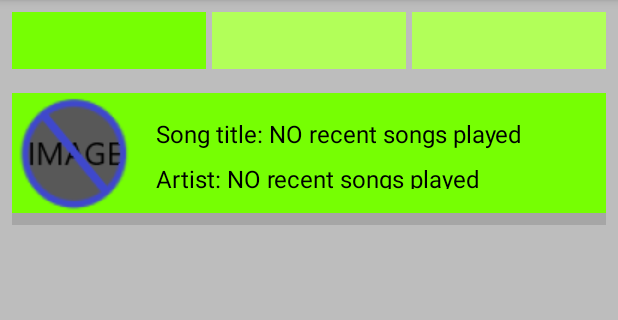
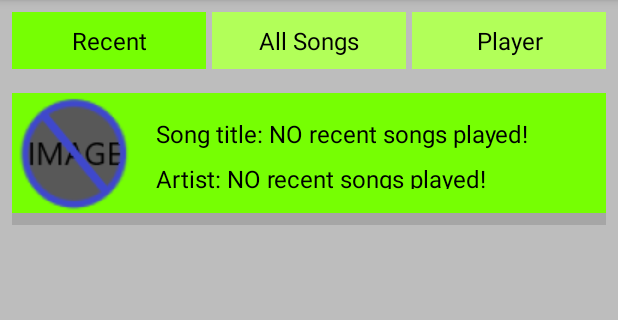
Before and after one commit to egrunwald/MyMusic-App, an Android app: the screen it shows after launch (MainActivity), on a phone screen of 412 x 824 dp, the part 84-404 px from its top. Run offline under Robolectric (Android 15) with nearby library versions, the phone set to English and light mode, and no system bars.

Commit message:
moved toast text to strings.xml updated toast

```diff
--- a/app/src/main/java/com/example/android/mymusic/MainActivity.java
+++ b/app/src/main/java/com/example/android/mymusic/MainActivity.java
@@ -7,6 +7,7 @@ import android.graphics.drawable.Drawable;
 import android.media.MediaMetadataRetriever;
 import android.net.Uri;
 import android.os.Bundle;
+import android.view.Gravity;
 import android.view.View;
 import android.widget.AdapterView;
 import android.widget.ListView;
@@ -23,17 +24,32 @@ public class MainActivity extends AppCompatActivity {
         super.onCreate(savedInstanceState);
         setContentView(R.layout.activity_main);
 
+        //Find the view that sets the recent nav button and Set text.
+        TextView recentTextView = (TextView) findViewById(R.id.recent_nav_text_view);
+        recentTextView.setText(R.string.header_recent);
+
+        // Find the view that sets the songs list nav button and Set text.
+        TextView songsTextView = (TextView) findViewById(R.id.songs_nav_text_view);
+        songsTextView.setText(R.string.header_all);
+
+        // Find the view that sets the audio player nav button and Set text.
+        TextView playerTextView = (TextView) findViewById(R.id.player_nav_text_view);
+        playerTextView.setText(R.string.header_player);
+
         // Get recent playedList from intent when mainActivity opened from
         // another Activity.
-        // playedList will be null when app is first opened
         Intent intent = getIntent();
-        ArrayList<Integer> playedList = new ArrayList<Integer>();
 
-        // create an empty ArrayList of Song to be filled later with song data
-        ArrayList<Song> songDataList = new ArrayList<Song>();
+        // Create an empty ArrayList of Integer to be filled from intent extra
+        ArrayList<Integer> playedList = new ArrayList<>();
 
-        // If intent contains a list of recentPlayed songs add them to playedList.
+        // Create an empty ArrayList of Song to be filled later with song data
+        ArrayList<Song> songDataList = new ArrayList<>();
+
+        // Check if Intent contains extra "recentPlayed"
         if (intent.getIntegerArrayListExtra("recentPlayed") != null) {
+
+            // If intent contains a list of recentPlayed songs add them to playedList.
             playedList.addAll(intent.getIntegerArrayListExtra("recentPlayed"));
 
             // for each song in listIfSong retrieve metadata and save as Song in songDataList
@@ -56,8 +72,13 @@ public class MainActivity extends AppCompatActivity {
                 songDataList.add(thisSong);
             }
         } else {
-            Song thisSong = new Song(-1, "NO recent songs played", "NO recent songs played", null);
-            playedList.add(-1);
+            // If intent does not contain a list of recentPlayed songs add blank song to playedList.
+            Song thisSong = new Song(-1, getString(R.string.no_recent), getString(R.string.no_recent), null);
+
+            // Add the blank song address to the playedList to pass to other activities
+            playedList.add(thisSong.getFileAddress());
+
+            // Add the blank song to the songDataList to display
             songDataList.add(thisSong);
         }
 
@@ -96,8 +117,9 @@ public class MainActivity extends AppCompatActivity {
                     // Start the new activity
                     startActivity(intent);
                 }  else {
-                    Toast.makeText(MainActivity.this, "No recently played songs,\n" +
-                            "please select a song to play!", Toast.LENGTH_SHORT).show();
+                    Toast toast = Toast.makeText(MainActivity.this, getText(R.string.no_recent_toast), Toast.LENGTH_LONG);
+                    toast.setGravity(Gravity.CENTER, 0, 0);
+                    toast.show();
                     Intent songIntent = new Intent(MainActivity.this, SongsActivity.class);
                     songIntent.putExtra("recentPlayed", playedList);
 
@@ -107,11 +129,10 @@ public class MainActivity extends AppCompatActivity {
             }
         });
 
-        // Find the view that sets the songs list
-        TextView songsList = (TextView) findViewById(R.id.songs_nav_text_view);
+
 
         // Set the on click listener for the view
-        songsList.setOnClickListener(new View.OnClickListener() {
+        songsTextView.setOnClickListener(new View.OnClickListener() {
 
             // The code in this method will be executed when the songs_nav_text_view View is clicked on.
             @Override
@@ -126,11 +147,10 @@ public class MainActivity extends AppCompatActivity {
             }
         });
 
-        // Find the view that sets the audio player
-        TextView player = (TextView) findViewById(R.id.player_nav_text_view);
+
 
         // Set the on click listener for the view
-        player.setOnClickListener(new View.OnClickListener() {
+        playerTextView.setOnClickListener(new View.OnClickListener() {
 
             // The code in this method will be executed when the player_nav_text_view View is clicked on.
             @Override
@@ -148,8 +168,9 @@ public class MainActivity extends AppCompatActivity {
                     // Start the new activity
                     startActivity(playerIntent);
                 } else {
-                    Toast.makeText(MainActivity.this, "No recently played songs,\n" +
-                            "please select a song to play!", Toast.LENGTH_SHORT).show();
+                    Toast toast = Toast.makeText(MainActivity.this, getText(R.string.no_recent_toast), Toast.LENGTH_LONG);
+                    toast.setGravity(Gravity.CENTER, 0, 0);
+                    toast.show();
                     Intent songIntent = new Intent(MainActivity.this, SongsActivity.class);
                     songIntent.putExtra("recentPlayed", playedList);
 
--- a/app/src/main/res/values/strings.xml
+++ b/app/src/main/res/values/strings.xml
@@ -4,5 +4,6 @@
     <string name="header_all">All Songs</string>
     <string name="header_player">Player</string>
     <string name="no_recent">NO recent songs played!</string>
+    <string name="no_recent_toast">No recently played songs,\nplease select a song to play!</string>
 
 </resources>
```
Also changed, not shown: app/src/main/java/com/example/android/mymusic/SongsActivity.java (+19 -8 lines).
